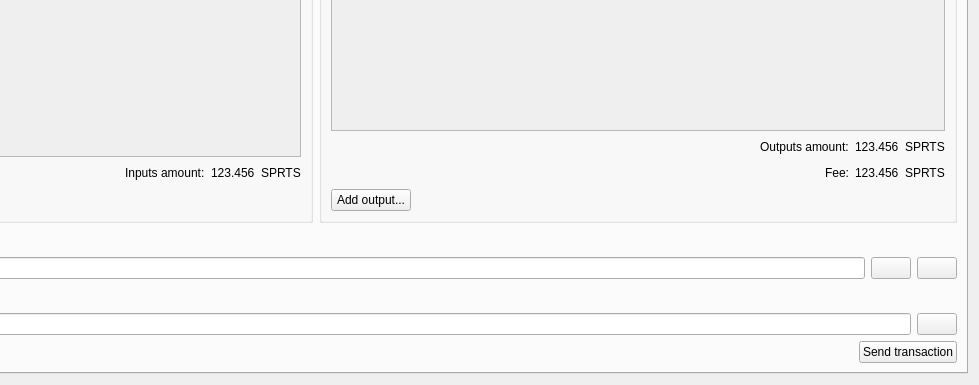
nepeat/stronghands, file src/qt/forms/multisigdialog.ui: the form before one commit; both pictures show x 348 to 1327 and y 210 to 595 of the 1327 by 595 pixel window.
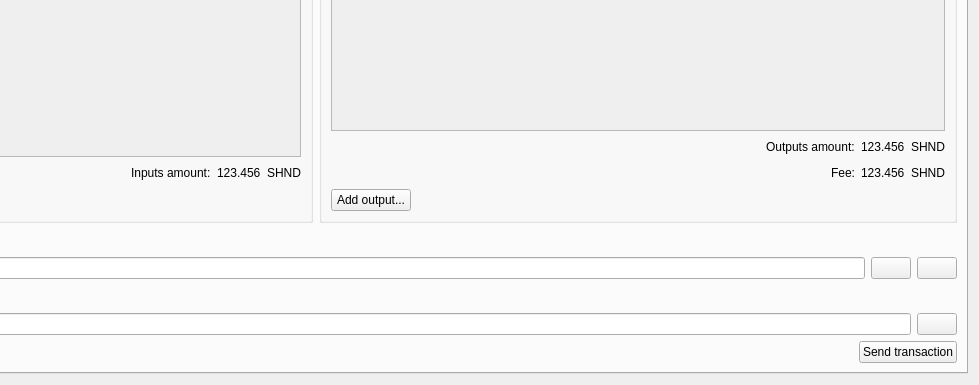
The form after the commit. The open tabs and pages were chosen to show the change. Icons and pictures are not drawn.

```diff
--- a/src/qt/forms/multisigdialog.ui
+++ b/src/qt/forms/multisigdialog.ui
@@ -399,7 +399,7 @@
                 <item>
                  <widget class="QLabel" name="label">
                   <property name="text">
-                   <string>SPRTS</string>
+                   <string>SHND</string>
                   </property>
                  </widget>
                 </item>
@@ -518,7 +518,7 @@
                 <item>
                  <widget class="QLabel" name="label_2">
                   <property name="text">
-                   <string>SPRTS</string>
+                   <string>SHND</string>
                   </property>
                  </widget>
                 </item>
@@ -556,7 +556,7 @@
                 <item>
                  <widget class="QLabel" name="label_3">
                   <property name="text">
-                   <string>SPRTS</string>
+                   <string>SHND</string>
                   </property>
                  </widget>
                 </item>
```
